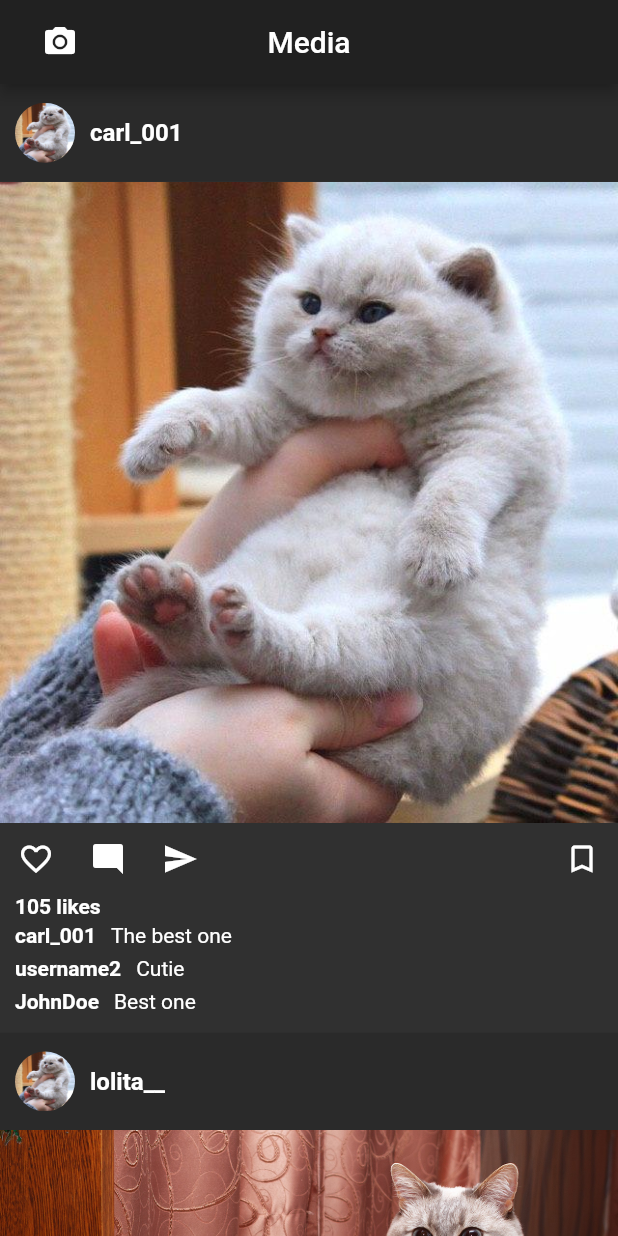
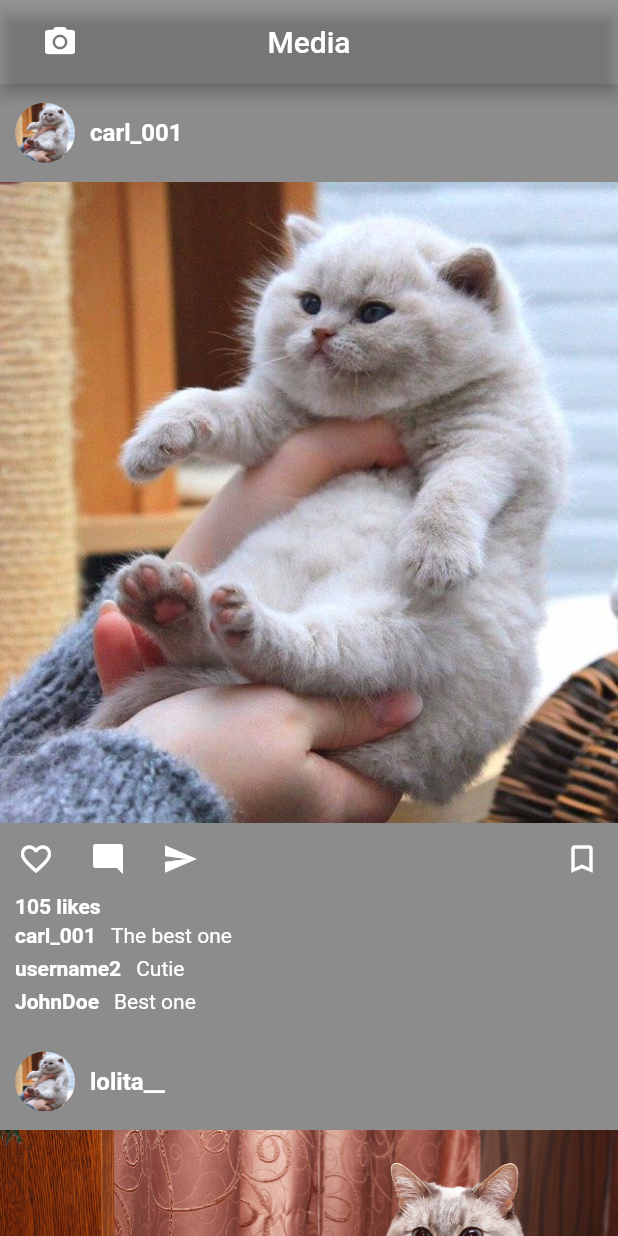
Before and after one commit to Digicat13/Mediashare, a Flutter app: the screen it shows after launch, on a phone screen of 412 x 824 dp. Run offline on Flutter 3.47's test engine with Material 2 defaults, Android fonts, the phone set to English and light mode, and no system bars.

Commit message:
black theme

```diff
--- a/lib/main.dart
+++ b/lib/main.dart
@@ -13,7 +13,10 @@ class MyApp extends StatelessWidget {
   Widget build(BuildContext context) {
     return MaterialApp(
         title: 'Flutter Demo',
-        theme: ThemeData.dark(),
+        theme: ThemeData(
+          brightness:     Brightness.dark,
+//          backgroundColor: Colors.black
+        ),
         home: MainScreen(
             title: "Media", posts: [
           Post(
--- a/lib/screens/mainScreen/main_screen.dart
+++ b/lib/screens/mainScreen/main_screen.dart
@@ -18,7 +18,9 @@ class _MainScreenState extends State<MainScreen> {
   @override
   Widget build(BuildContext context) {
     return Scaffold(
+      backgroundColor: Colors.black45,
         appBar: AppBar(
+          backgroundColor: Colors.white10,
           title: Stack(alignment: Alignment.center, children: [
             Align(
               alignment: Alignment.center,
@@ -35,7 +37,8 @@ class _MainScreenState extends State<MainScreen> {
             ),
           ]),
         ),
-        body: _showPosts(posts));
+        body: _showPosts(posts),
+    );
   }
 
   Widget _showPosts(posts) {
--- a/lib/widgets/title_section.dart
+++ b/lib/widgets/title_section.dart
@@ -13,7 +13,7 @@ class TitleSection extends StatelessWidget {
 
     return Container(
       padding: const EdgeInsets.only(left: 10),
-      color: Colors.black12,
+//      color: Colors.black54,
       height: 65,
       child: Row(
         mainAxisAlignment: MainAxisAlignment.start,
```
